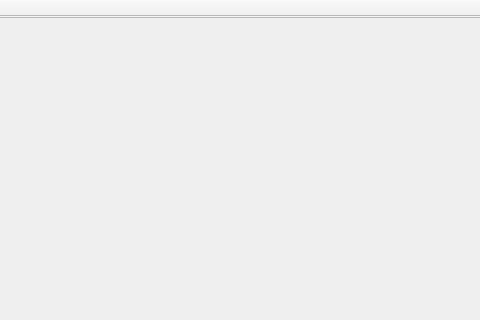
Above: BodegueroHero/mainwindow.ui from ErickHernandez/BodegueroHero before the change; both pictures show x 315 to 795 and y 0 to 320 of the 998 by 585 pixel window. Below: the same form after it.
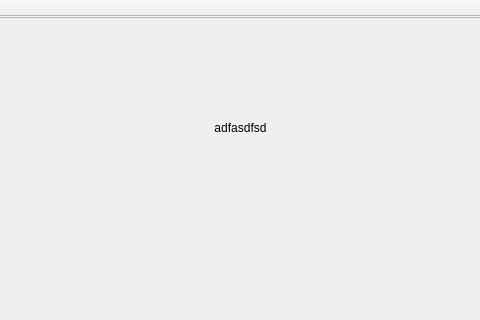
That is the form after the change. Icons and pictures are not drawn.

Commit message: Experimentando con los Stylesheets

Patch:
```diff
--- a/BodegueroHero/mainwindow.ui
+++ b/BodegueroHero/mainwindow.ui
@@ -13,6 +13,9 @@
   <property name="windowTitle">
    <string>BodegueroHero</string>
   </property>
+  <property name="styleSheet">
+   <string notr="true"/>
+  </property>
   <widget class="QWidget" name="centralWidget">
    <widget class="QStackedWidget" name="screenManager">
     <property name="geometry">
@@ -48,6 +51,31 @@
       <property name="frameShadow">
        <enum>QFrame::Raised</enum>
       </property>
+      <widget class="QPushButton" name="pushButton">
+       <property name="geometry">
+        <rect>
+         <x>460</x>
+         <y>40</y>
+         <width>191</width>
+         <height>141</height>
+        </rect>
+       </property>
+       <property name="autoFillBackground">
+        <bool>false</bool>
+       </property>
+       <property name="styleSheet">
+        <string notr="true">background-color: rgba(0,125,0,0)</string>
+       </property>
+       <property name="text">
+        <string>adfasdfsd</string>
+       </property>
+       <property name="checkable">
+        <bool>false</bool>
+       </property>
+       <property name="flat">
+        <bool>true</bool>
+       </property>
+      </widget>
      </widget>
     </widget>
     <widget class="QWidget" name="page_2"/>
```
Left out of the diff: 3 changed lines with no effect on the pictures. The commit also changes 1 other file.
